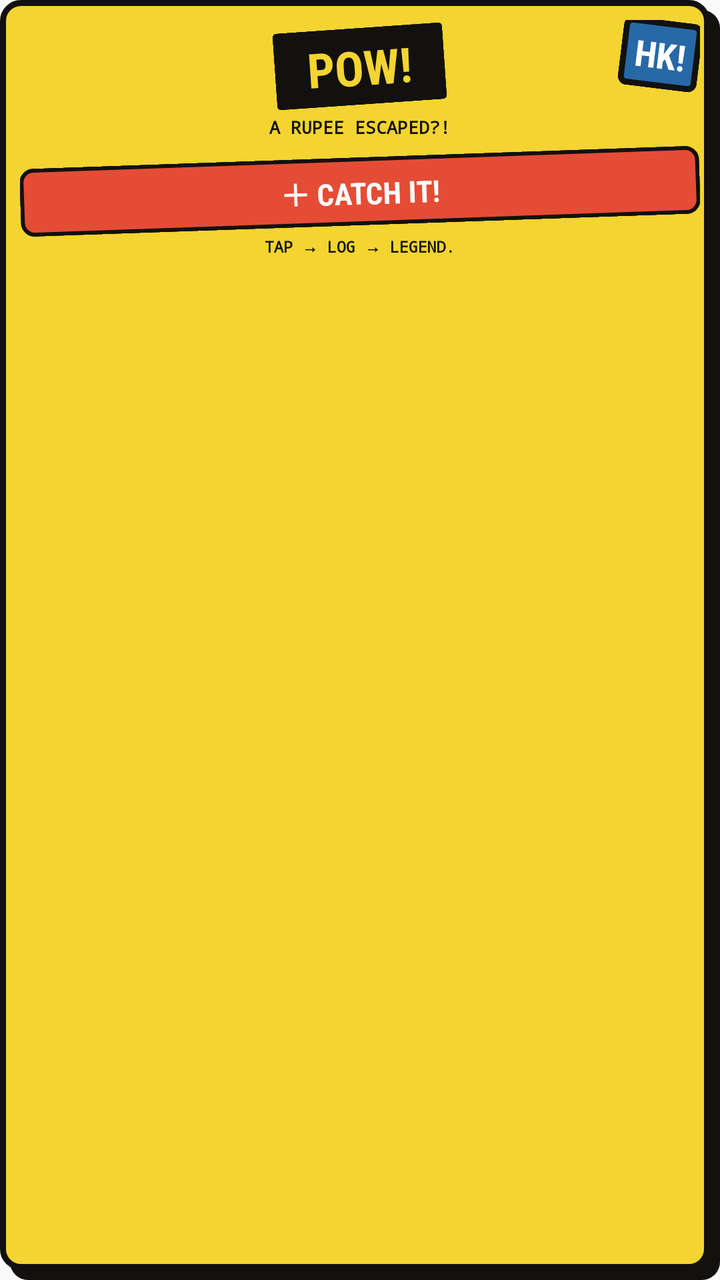
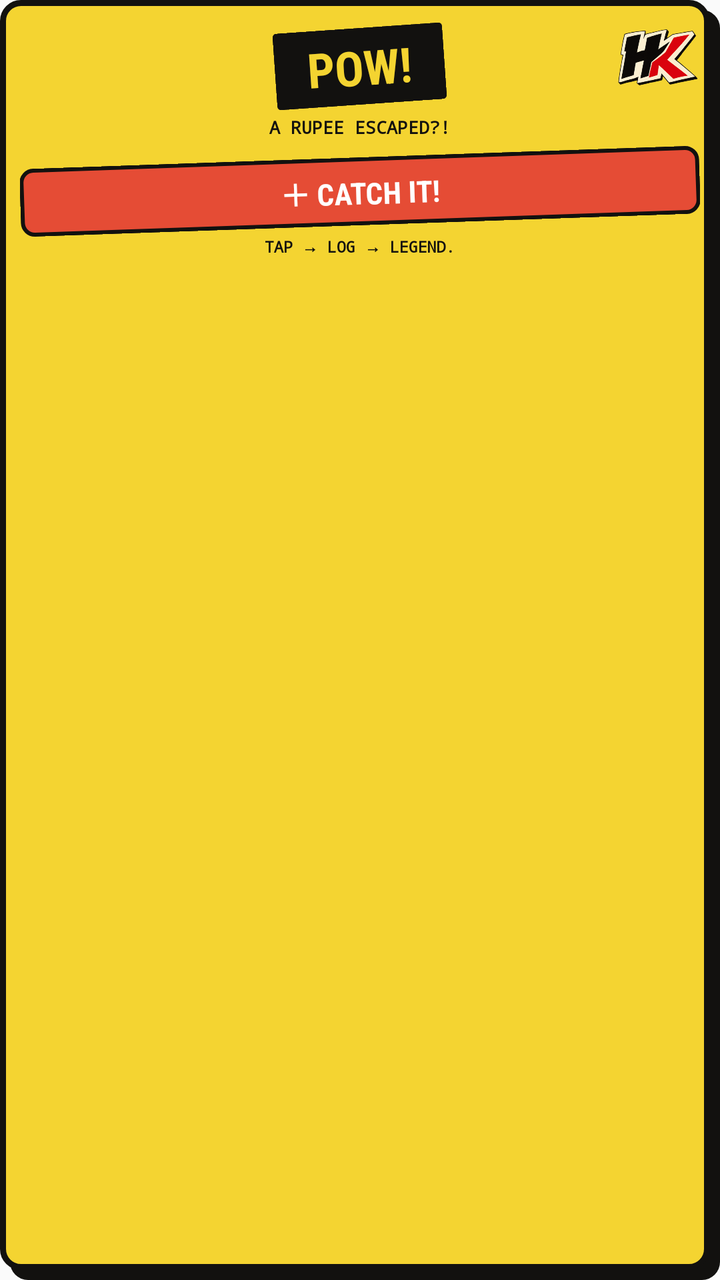

Two renders of the same Android screen: before a commit and after it. Below are the layout's source before the change and the commit's diff.
<!-- AndroidManifest.xml: application theme AppTheme -->
<!-- res/layout/widget_square.xml -->
<?xml version="1.0" encoding="utf-8"?>
<FrameLayout xmlns:android="http://schemas.android.com/apk/res/android" android:id="@+id/widget_root" android:layout_width="match_parent" android:layout_height="match_parent" android:background="@drawable/widget_square_bg" android:padding="10dp">
    <TextView android:layout_width="wrap_content" android:layout_height="wrap_content" android:layout_gravity="top|end" android:rotation="7" android:background="@drawable/widget_blue" android:fontFamily="sans-serif-condensed" android:gravity="center" android:text="HK!" android:textColor="#FFFFFF" android:textSize="18sp" android:textStyle="bold"/>
    <LinearLayout android:layout_width="match_parent" android:layout_height="match_parent" android:orientation="vertical" android:gravity="center_horizontal">
        <TextView android:layout_width="wrap_content" android:layout_height="wrap_content" android:layout_marginTop="4dp" android:rotation="-4" android:background="@drawable/widget_black" android:fontFamily="sans-serif-condensed" android:text="  POW!  " android:textColor="#F4D431" android:textSize="24sp" android:textStyle="bold"/>
        <TextView android:layout_width="wrap_content" android:layout_height="wrap_content" android:layout_marginTop="5dp" android:fontFamily="monospace" android:text="A RUPEE ESCAPED?!" android:textColor="#12110F" android:textSize="9sp" android:textStyle="bold"/>
        <TextView android:id="@+id/widget_expense" android:layout_width="match_parent" android:layout_height="wrap_content" android:layout_marginTop="9dp" android:rotation="-2" android:background="@drawable/widget_red" android:fontFamily="sans-serif-condensed" android:gravity="center" android:text="＋ CATCH IT!" android:textColor="#FFFFFF" android:textSize="15sp" android:textStyle="bold"/>
        <TextView android:layout_width="wrap_content" android:layout_height="wrap_content" android:layout_marginTop="5dp" android:fontFamily="monospace" android:text="TAP → LOG → LEGEND." android:textColor="#12110F" android:textSize="8sp" android:textStyle="bold"/>
        <TextView android:id="@+id/widget_money" android:layout_width="1dp" android:layout_height="1dp" android:visibility="invisible"/>
    </LinearLayout>
</FrameLayout>
<!-- resources referenced by this layout -->
<resources>
  <!-- drawable widget_black (drawable) -->
  <?xml version="1.0" encoding="utf-8"?>
  <shape xmlns:android="http://schemas.android.com/apk/res/android" android:shape="rectangle"><solid android:color="#12110F"/><corners android:radius="2dp"/><padding android:left="5dp" android:top="3dp" android:right="5dp" android:bottom="3dp"/></shape>
  <!-- drawable widget_blue (drawable) -->
  <?xml version="1.0" encoding="utf-8"?>
  <shape xmlns:android="http://schemas.android.com/apk/res/android" android:shape="rectangle"><solid android:color="#2768A6"/><stroke android:width="3dp" android:color="#12110F"/><corners android:radius="3dp"/><padding android:left="7dp" android:top="5dp" android:right="7dp" android:bottom="5dp"/></shape>
  <!-- drawable widget_red (drawable) -->
  <?xml version="1.0" encoding="utf-8"?>
  <shape xmlns:android="http://schemas.android.com/apk/res/android" android:shape="rectangle">
      <solid android:color="#E54C35"/><stroke android:width="2dp" android:color="#12110F"/><corners android:radius="6dp"/><padding android:left="8dp" android:top="6dp" android:right="8dp" android:bottom="6dp"/>
  </shape>
  <!-- drawable widget_square_bg (drawable) -->
  <?xml version="1.0" encoding="utf-8"?>
  <layer-list xmlns:android="http://schemas.android.com/apk/res/android"><item android:left="5dp" android:top="5dp"><shape><solid android:color="#12110F"/><corners android:radius="9dp"/></shape></item><item android:right="5dp" android:bottom="5dp"><shape><solid android:color="#F4D431"/><stroke android:width="3dp" android:color="#12110F"/><corners android:radius="9dp"/></shape></item></layer-list>
  <style name="AppTheme" parent="Theme.AppCompat.Light.DarkActionBar">
          
          <item name="colorPrimary">@color/colorPrimary</item>
          <item name="colorPrimaryDark">@color/colorPrimaryDark</item>
          <item name="colorAccent">@color/colorAccent</item>
          <item name="android:scrollbarSize">2dp</item>
          <item name="android:scrollbarThumbVertical">@drawable/webview_scrollbar_thumb</item>
      </style>
  <!-- drawable webview_scrollbar_thumb (drawable) -->
  <?xml version="1.0" encoding="utf-8"?>
  <shape xmlns:android="http://schemas.android.com/apk/res/android"
      android:shape="rectangle">
      <solid android:color="#111111" />
      <corners android:radius="1dp" />
  </shape>
</resources>

<!-- the commit's change to res/layout/widget_square.xml (unified diff, before → after) -->
@@ -1,6 +1,6 @@
 <?xml version="1.0" encoding="utf-8"?>
 <FrameLayout xmlns:android="http://schemas.android.com/apk/res/android" android:id="@+id/widget_root" android:layout_width="match_parent" android:layout_height="match_parent" android:background="@drawable/widget_square_bg" android:padding="10dp">
-    <TextView android:layout_width="wrap_content" android:layout_height="wrap_content" android:layout_gravity="top|end" android:rotation="7" android:background="@drawable/widget_blue" android:fontFamily="sans-serif-condensed" android:gravity="center" android:text="HK!" android:textColor="#FFFFFF" android:textSize="18sp" android:textStyle="bold"/>
+    <ImageView android:layout_width="42dp" android:layout_height="36dp" android:layout_gravity="top|end" android:contentDescription="@string/app_name" android:src="@drawable/brand_emblem"/>
     <LinearLayout android:layout_width="match_parent" android:layout_height="match_parent" android:orientation="vertical" android:gravity="center_horizontal">
         <TextView android:layout_width="wrap_content" android:layout_height="wrap_content" android:layout_marginTop="4dp" android:rotation="-4" android:background="@drawable/widget_black" android:fontFamily="sans-serif-condensed" android:text="  POW!  " android:textColor="#F4D431" android:textSize="24sp" android:textStyle="bold"/>
         <TextView android:layout_width="wrap_content" android:layout_height="wrap_content" android:layout_marginTop="5dp" android:fontFamily="monospace" android:text="A RUPEE ESCAPED?!" android:textColor="#12110F" android:textSize="9sp" android:textStyle="bold"/>
<!-- resource entries referenced after the edit -->
@@ -1,11 +1,9 @@
 <!-- resources referenced by this layout -->
 <resources>
+  <!-- drawable brand_emblem: png bitmap (drawable-nodpi, 64407 bytes) -->
   <!-- drawable widget_black (drawable) -->
   <?xml version="1.0" encoding="utf-8"?>
   <shape xmlns:android="http://schemas.android.com/apk/res/android" android:shape="rectangle"><solid android:color="#12110F"/><corners android:radius="2dp"/><padding android:left="5dp" android:top="3dp" android:right="5dp" android:bottom="3dp"/></shape>
-  <!-- drawable widget_blue (drawable) -->
-  <?xml version="1.0" encoding="utf-8"?>
-  <shape xmlns:android="http://schemas.android.com/apk/res/android" android:shape="rectangle"><solid android:color="#2768A6"/><stroke android:width="3dp" android:color="#12110F"/><corners android:radius="3dp"/><padding android:left="7dp" android:top="5dp" android:right="7dp" android:bottom="5dp"/></shape>
   <!-- drawable widget_red (drawable) -->
   <?xml version="1.0" encoding="utf-8"?>
   <shape xmlns:android="http://schemas.android.com/apk/res/android" android:shape="rectangle">
@@ -14,6 +12,7 @@
   <!-- drawable widget_square_bg (drawable) -->
   <?xml version="1.0" encoding="utf-8"?>
   <layer-list xmlns:android="http://schemas.android.com/apk/res/android"><item android:left="5dp" android:top="5dp"><shape><solid android:color="#12110F"/><corners android:radius="9dp"/></shape></item><item android:right="5dp" android:bottom="5dp"><shape><solid android:color="#F4D431"/><stroke android:width="3dp" android:color="#12110F"/><corners android:radius="9dp"/></shape></item></layer-list>
+  <string name="app_name">HisabKitab</string>
   <style name="AppTheme" parent="Theme.AppCompat.Light.DarkActionBar">
           
           <item name="colorPrimary">@color/colorPrimary</item>
